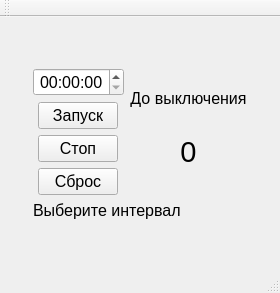
First picture: the form in mainwindow.ui, repository Lelius/TimerCompOff, before the edit.
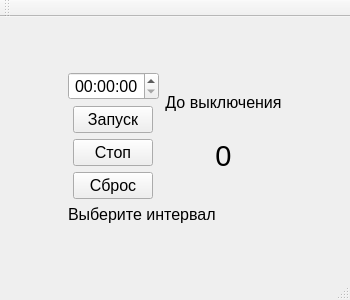
Second picture: the form after the edit. Icons and pictures are not drawn.

```diff
--- a/mainwindow.ui
+++ b/mainwindow.ui
@@ -6,8 +6,8 @@
    <rect>
     <x>0</x>
     <y>0</y>
-    <width>280</width>
-    <height>293</height>
+    <width>350</width>
+    <height>300</height>
    </rect>
   </property>
   <property name="sizePolicy">
@@ -16,6 +16,18 @@
     <verstretch>0</verstretch>
    </sizepolicy>
   </property>
+  <property name="minimumSize">
+   <size>
+    <width>350</width>
+    <height>300</height>
+   </size>
+  </property>
+  <property name="maximumSize">
+   <size>
+    <width>350</width>
+    <height>300</height>
+   </size>
+  </property>
   <property name="windowTitle">
    <string>MainWindow</string>
   </property>
```
Left out of the diff: 8 changed lines with no effect on the pictures.
